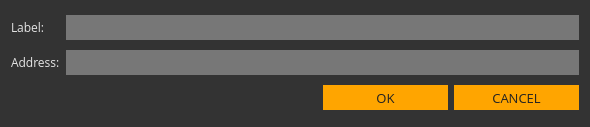
Before: the Qt Designer form src/gui/ui/newaddressdialog.ui in ConcealNetwork/conceal-desktop, drawn with Qt 5.
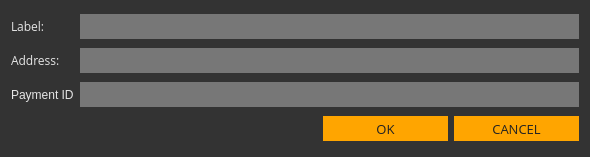
After: the same form once the commit is applied.

Commit message: address payment id and sorted support

The edit to the form file:
```diff
--- a/src/gui/ui/newaddressdialog.ui
+++ b/src/gui/ui/newaddressdialog.ui
@@ -7,7 +7,7 @@
     <x>0</x>
     <y>0</y>
     <width>590</width>
-    <height>127</height>
+    <height>157</height>
    </rect>
   </property>
   <property name="windowTitle">
@@ -119,7 +119,110 @@
      </property>
     </widget>
    </item>
-   <item row="2" column="0" colspan="2">
+   <item row="0" column="1" colspan="3">
+    <widget class="QLineEdit" name="m_labelEdit">
+     <property name="sizePolicy">
+      <sizepolicy hsizetype="Expanding" vsizetype="Fixed">
+       <horstretch>0</horstretch>
+       <verstretch>0</verstretch>
+      </sizepolicy>
+     </property>
+     <property name="minimumSize">
+      <size>
+       <width>0</width>
+       <height>25</height>
+      </size>
+     </property>
+     <property name="font">
+      <font>
+       <family>Open Sans</family>
+       <pointsize>9</pointsize>
+      </font>
+     </property>
+     <property name="styleSheet">
+      <string notr="true">border: 0px; background-color: #777; color: #e5e5e5;</string>
+     </property>
+     <property name="echoMode">
+      <enum>QLineEdit::Normal</enum>
+     </property>
+    </widget>
+   </item>
+   <item row="0" column="0">
+    <widget class="QLabel" name="label">
+     <property name="sizePolicy">
+      <sizepolicy hsizetype="Maximum" vsizetype="Preferred">
+       <horstretch>0</horstretch>
+       <verstretch>0</verstretch>
+      </sizepolicy>
+     </property>
+     <property name="minimumSize">
+      <size>
+       <width>0</width>
+       <height>25</height>
+      </size>
+     </property>
+     <property name="font">
+      <font>
+       <family>Open Sans</family>
+       <pointsize>9</pointsize>
+      </font>
+     </property>
+     <property name="text">
+      <string>Label:</string>
+     </property>
+    </widget>
+   </item>
+   <item row="3" column="3">
+    <widget class="QPushButton" name="m_cancelButton">
+     <property name="minimumSize">
+      <size>
+       <width>125</width>
+       <height>25</height>
+      </size>
+     </property>
+     <property name="font">
+      <font>
+       <family>Open Sans</family>
+       <pointsize>10</pointsize>
+      </font>
+     </property>
+     <property name="styleSheet">
+      <string notr="true">color: #222; border-radius: 0px; border: 0px solid; background-color: orange;</string>
+     </property>
+     <property name="text">
+      <string>CANCEL</string>
+     </property>
+    </widget>
+   </item>
+   <item row="3" column="2">
+    <widget class="QPushButton" name="m_okButton">
+     <property name="enabled">
+      <bool>true</bool>
+     </property>
+     <property name="minimumSize">
+      <size>
+       <width>125</width>
+       <height>25</height>
+      </size>
+     </property>
+     <property name="font">
+      <font>
+       <family>Open Sans</family>
+       <pointsize>10</pointsize>
+      </font>
+     </property>
+     <property name="styleSheet">
+      <string notr="true">color: #222; border-radius: 0px; border: 0px solid; background-color: orange;</string>
+     </property>
+     <property name="text">
+      <string>OK</string>
+     </property>
+     <property name="default">
+      <bool>true</bool>
+     </property>
+    </widget>
+   </item>
+   <item row="3" column="0" colspan="2">
     <spacer name="horizontalSpacer">
      <property name="orientation">
       <enum>Qt::Horizontal</enum>
@@ -132,53 +235,23 @@
      </property>
     </spacer>
    </item>
-   <item row="2" column="2">
-    <widget class="QPushButton" name="m_okButton">
-     <property name="enabled">
-      <bool>true</bool>
-     </property>
-     <property name="minimumSize">
-      <size>
-       <width>125</width>
-       <height>25</height>
-      </size>
-     </property>
-     <property name="font">
-      <font>
-       <family>Open Sans</family>
-       <pointsize>10</pointsize>
-      </font>
-     </property>
-     <property name="styleSheet">
-      <string notr="true">color: #222; border-radius: 0px; border: 0px solid; background-color: orange;</string>
-     </property>
+   <item row="2" column="0">
+    <widget class="QLabel" name="label_3">
      <property name="text">
-      <string>OK</string>
-     </property>
-     <property name="default">
-      <bool>true</bool>
+      <string>Payment ID</string>
      </property>
     </widget>
    </item>
-   <item row="2" column="3">
-    <widget class="QPushButton" name="m_cancelButton">
+   <item row="2" column="1" colspan="3">
+    <widget class="QLineEdit" name="m_paymentIdEdit">
      <property name="minimumSize">
       <size>
-       <width>125</width>
+       <width>0</width>
        <height>25</height>
       </size>
      </property>
-     <property name="font">
-      <font>
-       <family>Open Sans</family>
-       <pointsize>10</pointsize>
-      </font>
-     </property>
      <property name="styleSheet">
-      <string notr="true">color: #222; border-radius: 0px; border: 0px solid; background-color: orange;</string>
-     </property>
-     <property name="text">
-      <string>CANCEL</string>
+      <string notr="true">border: 0px; background-color: #777; color: #e5e5e5;</string>
      </property>
     </widget>
    </item>
```
Left out of the diff: 53 changed lines with no effect on the pictures. The commit also changes 15 other files.
